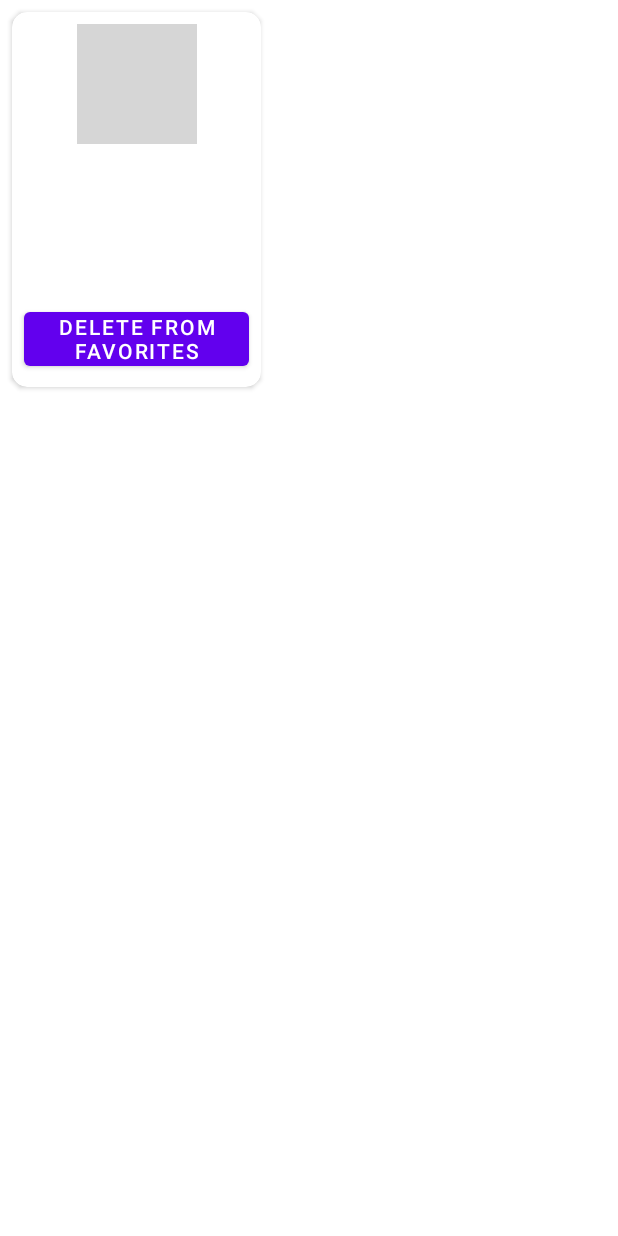
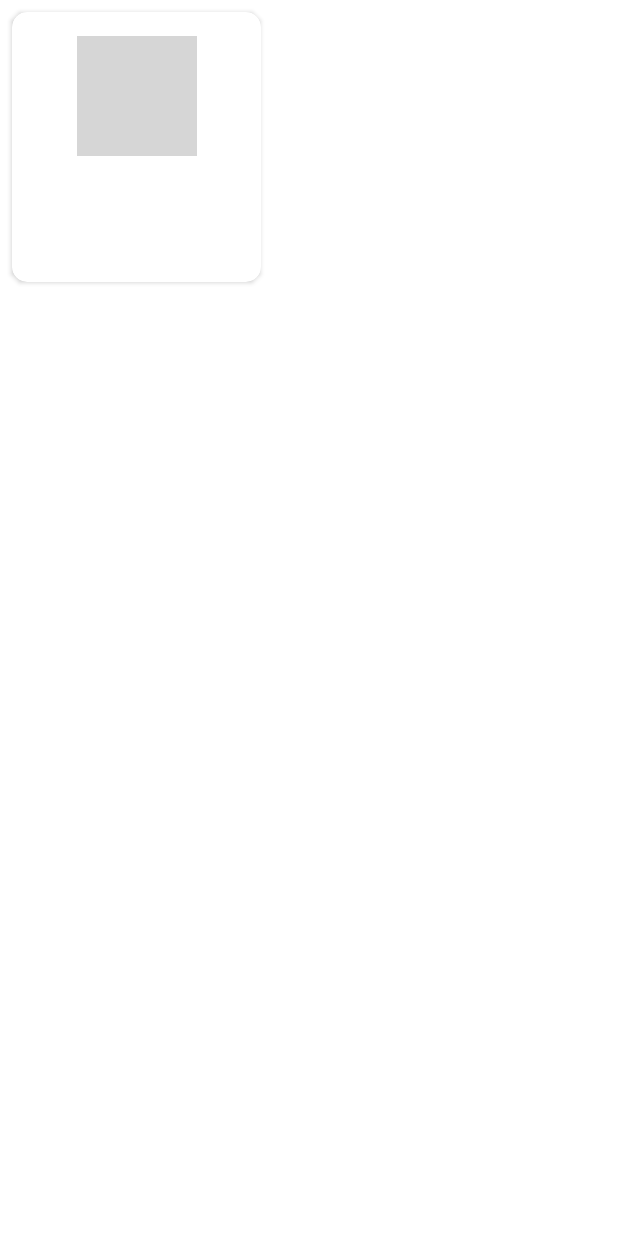
Before and after one commit to rizkyputrapb/GithubUser-Retrofit, an Android app: the layout list_consumerfav.xml on its own in the app's theme, with its tools: preview values and no code run, on a phone screen of 412 x 824 dp. Run offline under Robolectric (Android 15) with nearby library versions, the phone set to English and light mode, and no system bars; grey boxes are pictures that could not be loaded.

Commit message:
mostly done the bfaa

```diff
--- a/app/src/main/java/com/example/githubuserdetailed/dao/Favorites.kt
+++ b/app/src/main/java/com/example/githubuserdetailed/dao/Favorites.kt
@@ -21,7 +21,7 @@ data class Favorites(
         const val NAME = "name"
 
         const val AUTHORITY = "com.example.githubuserdetailed"
-        private const val SCHEME = "provider"
+        private const val SCHEME = "content"
         const val TABLE_NAME = "favorites"
         val CONTENT_URI: Uri = Uri.Builder().apply {
             scheme(SCHEME)
--- a/app/src/main/java/com/example/githubuserdetailed/ui/detail/DetailFragment.kt
+++ b/app/src/main/java/com/example/githubuserdetailed/ui/detail/DetailFragment.kt
@@ -152,5 +152,6 @@ class DetailFragment : Fragment() {
             }
         })
 
+
     }
 }
--- a/app/src/main/java/com/example/githubuserdetailed/ui/favorites/OnItemFavoriteListener.kt
+++ b/app/src/main/java/com/example/githubuserdetailed/ui/favorites/OnItemFavoriteListener.kt
@@ -1,5 +1,8 @@
 package com.example.githubuserdetailed.ui.favorites
+
+import com.example.githubuserdetailed.model.User
 
 interface OnItemFavoriteListener {
     fun OnBtnDeleteListener(username: String)
+    fun onItemClick(user: User)
 }
--- a/app/src/main/res/navigation/nav_graph.xml
+++ b/app/src/main/res/navigation/nav_graph.xml
@@ -42,5 +42,8 @@
         <action
             android:id="@+id/action_favoritesFragment_self"
             app:destination="@id/favoritesFragment" />
+        <action
+            android:id="@+id/action_favoritesFragment_to_detailFragment"
+            app:destination="@id/detailFragment" />
     </fragment>
 </navigation>
--- a/gitfav/src/main/java/com/example/gitfav/ConsumerFavViewModel.kt
+++ b/gitfav/src/main/java/com/example/gitfav/ConsumerFavViewModel.kt
@@ -11,13 +11,11 @@ import kotlinx.coroutines.Dispatchers
 import java.lang.Exception
 
 class ConsumerFavViewModel : ViewModel() {
-    private val list = MutableLiveData<Cursor?>()
 
     fun setFavList(context: Context) = liveData(Dispatchers.Main) {
         try {
             var res = context.contentResolver.query(FavConsumer.CONTENT_URI, null, null, null, null)
             emit(Resource.success(res))
-            list.postValue(res)
             Log.i("ContentResolver", "ContentResolver get data: $res")
         } catch (e: Exception) {
             emit(
@@ -29,6 +27,4 @@ class ConsumerFavViewModel : ViewModel() {
             Log.e("ContentResolver", "error getting data $e")
         }
     }
-
-    fun getFavList(): LiveData<Cursor?> = list
 }
--- a/gitfav/src/main/java/com/example/gitfav/FavConsumer.kt
+++ b/gitfav/src/main/java/com/example/gitfav/FavConsumer.kt
@@ -10,7 +10,7 @@ data class FavConsumer(var username: String, var avatar_url: String, var name: S
         const val NAME = "name"
 
         const val AUTHORITY = "com.example.githubuserdetailed"
-        private const val SCHEME = "provider"
+        private const val SCHEME = "content"
         const val TABLE_NAME = "favorites"
         val CONTENT_URI: Uri = Uri.Builder().apply {
             scheme(SCHEME)
--- a/gitfav/src/main/res/layout/list_consumerfav.xml
+++ b/gitfav/src/main/res/layout/list_consumerfav.xml
@@ -29,14 +29,14 @@
             <androidx.constraintlayout.widget.ConstraintLayout
                 android:id="@+id/constraintLayout"
                 android:layout_width="166dp"
-                android:layout_height="250dp"
+                android:layout_height="wrap_content"
                 android:foregroundGravity="center">
 
                 <ImageView
                     android:id="@+id/userAvatarFav"
                     android:layout_width="80dp"
                     android:layout_height="80dp"
-                    android:layout_marginTop="8dp"
+                    android:layout_marginTop="16dp"
                     app:layout_constraintEnd_toEndOf="parent"
                     app:layout_constraintStart_toStartOf="parent"
                     app:layout_constraintTop_toTopOf="parent"
@@ -63,31 +63,15 @@
                     android:layout_width="wrap_content"
                     android:layout_height="wrap_content"
                     android:layout_marginTop="8dp"
+                    android:layout_marginBottom="16dp"
                     android:text="@{fav.username}"
                     android:textSize="14sp"
+                    app:layout_constraintBottom_toBottomOf="parent"
                     app:layout_constraintEnd_toEndOf="@+id/userNameFav"
                     app:layout_constraintStart_toStartOf="@+id/userNameFav"
                     app:layout_constraintTop_toBottomOf="@+id/userNameFav"
+                    app:layout_constraintVertical_bias="0.0"
                     tools:text="" />
-
-                <Button
-                    android:id="@+id/button2"
-                    android:layout_width="0dp"
-                    android:layout_height="wrap_content"
-                    android:layout_marginStart="8dp"
-                    android:layout_marginEnd="8dp"
-                    android:layout_marginBottom="8dp"
-                    android:padding="0dp"
-                    android:paddingStart="0dp"
-                    android:paddingLeft="0dp"
-                    android:paddingTop="0dp"
-                    android:paddingEnd="0dp"
-                    android:paddingRight="0dp"
-                    android:paddingBottom="0dp"
-                    android:text="@string/deletefav"
-                    app:layout_constraintBottom_toBottomOf="parent"
-                    app:layout_constraintEnd_toEndOf="parent"
-                    app:layout_constraintStart_toStartOf="parent" />
 
             </androidx.constraintlayout.widget.ConstraintLayout>
         </androidx.cardview.widget.CardView>
--- a/gitfav/src/main/res/values/colors.xml
+++ b/gitfav/src/main/res/values/colors.xml
@@ -7,4 +7,12 @@
     <color name="teal_700">#FF018786</color>
     <color name="black">#FF000000</color>
     <color name="white">#FFFFFFFF</color>
+    <color name="blue_dark">#305F95</color>
+    <color name="blue">#8BB8E1</color>
+    <color name="blue_light">#9AE4F1</color>
+    <color name="neon_light">#E5FF9A</color>
+    <color name="neon">#9DD127</color>
+    <color name="turq_500">#35c2c8</color>
+    <color name="turq_700">#2e9c9e</color>
+    <color name="turq_200">#8be1e0</color>
 </resources>
--- a/gitfav/src/main/res/values/themes.xml
+++ b/gitfav/src/main/res/values/themes.xml
@@ -2,15 +2,42 @@
     <!-- Base application theme. -->
     <style name="Theme.GithubUserDetailed" parent="Theme.MaterialComponents.DayNight.DarkActionBar">
         <!-- Primary brand color. -->
-        <item name="colorPrimary">@color/purple_500</item>
-        <item name="colorPrimaryVariant">@color/purple_700</item>
+        <item name="colorPrimary">@color/blue</item>
+        <item name="colorPrimaryVariant">@color/blue_dark</item>
         <item name="colorOnPrimary">@color/white</item>
         <!-- Secondary brand color. -->
-        <item name="colorSecondary">@color/teal_200</item>
-        <item name="colorSecondaryVariant">@color/teal_700</item>
-        <item name="colorOnSecondary">@color/black</item>
+        <item name="colorSecondary">@color/turq_700</item>
+        <item name="colorSecondaryVariant">@color/turq_500</item>
+        <item name="colorOnSecondary">@color/white</item>
         <!-- Status bar color. -->
         <item name="android:statusBarColor" tools:targetApi="l">?attr/colorPrimaryVariant</item>
         <!-- Customize your theme here. -->
+        <item name="windowActionBar">false</item>
+        <item name="windowNoTitle">true</item>
+        <item name="android:textColorSecondary">@android:color/white</item>
+    </style>
+
+    <style name="AppTheme.Light" parent="@style/Theme.AppCompat.NoActionBar">
+        <item name="actionBarPopupTheme">@style/ThemeOverlay.AppCompat.Dark</item>
+        <item name="actionBarTheme">@style/AppTheme.ActionBarTheme.Dark</item>
+    </style>
+
+    <style name="AppTheme.ActionBarTheme.Dark" parent="@style/ThemeOverlay.AppCompat.Dark.ActionBar">
+        <item name="colorControlActivated">#FFffffff</item>
+        <item name="android:textColorPrimary">#000000</item>
+    </style>
+
+    <style name="Theme.GithubUserDetailed.AppBarOverlay" parent="ThemeOverlay.AppCompat.Dark.ActionBar" />
+
+    <style name="Theme.GithubUserDetailed.PopupOverlay" parent="ThemeOverlay.AppCompat.Light" />
+
+    <style name="SplashScreenTheme" parent="Theme.AppCompat.NoActionBar">
+    </style>
+
+    <style name="TextAppearance.Design.CollapsingToolbar.Expanded.Shadow">
+        <item name="android:shadowDy">0</item>
+        <item name="android:shadowDx">0</item>
+        <item name="android:shadowRadius">8</item>
+        <item name="android:shadowColor">@android:color/black</item>
     </style>
 </resources>
```
Also changed, not shown: app/src/main/java/com/example/githubuserdetailed/provider/FavoriteProvider.kt (+11 -2 lines), app/src/main/java/com/example/githubuserdetailed/ui/favorites/FavoriteAdapter.kt (+9 -6 lines), app/src/main/java/com/example/githubuserdetailed/ui/favorites/FavoriteViewModel.kt (+16 -5 lines), app/src/main/java/com/example/githubuserdetailed/ui/favorites/FavoritesFragment.kt (+29 -10 lines), app/src/main/res/layout/item_favorites.xml (+5 -4 lines), gitfav/src/main/java/com/example/gitfav/ConsumerFavFragment.kt (+4 -6 lines), gitfav/src/main/res/layout/consumer_fav_fragment.xml (+22 -4 lines), 1 other file.
